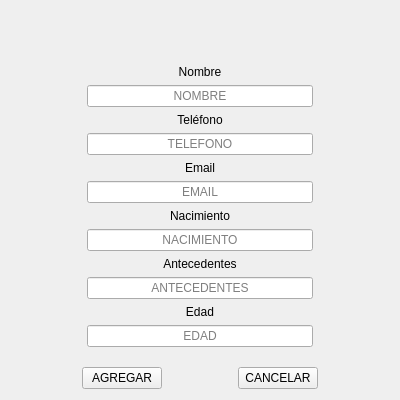
Qt form Agregar_Paciente.ui (Matapuercos666/OPTICA) before a commit.
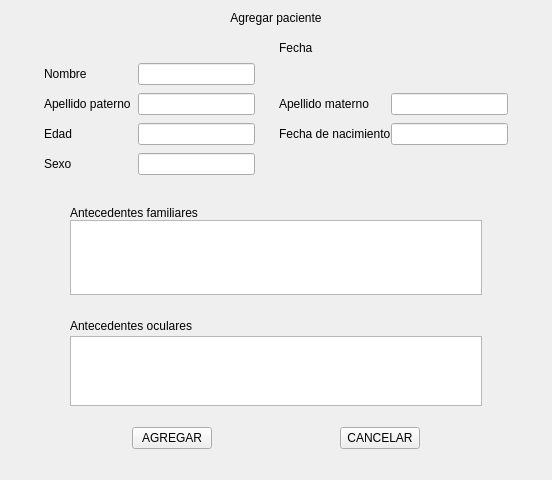
The same form after that commit. Icons and pictures are not drawn.

Commit message: se cambios widget agregar paciente

```diff
--- a/Agregar_Paciente.ui
+++ b/Agregar_Paciente.ui
@@ -6,113 +6,156 @@
    <rect>
     <x>0</x>
     <y>0</y>
-    <width>400</width>
-    <height>400</height>
+    <width>552</width>
+    <height>480</height>
    </rect>
   </property>
   <property name="windowTitle">
    <string>Dialog</string>
   </property>
-  <layout class="QGridLayout" name="gridLayout_6">
-   <item row="0" column="0">
-    <layout class="QGridLayout" name="gridLayout" rowstretch="0,0,0,0,0,0">
-     <item row="3" column="0">
-      <layout class="QGridLayout" name="gridLayout_3" columnstretch="1,3,1">
-       <item row="5" column="1">
-        <layout class="QGridLayout" name="gridLayout_13">
-         <item row="0" column="0">
-          <widget class="QLabel" name="label_8">
-           <property name="text">
-            <string>Edad</string>
-           </property>
-           <property name="alignment">
-            <set>Qt::AlignmentFlag::AlignCenter</set>
-           </property>
-          </widget>
-         </item>
-         <item row="1" column="0">
-          <widget class="QLineEdit" name="EDAD">
-           <property name="sizePolicy">
-            <sizepolicy hsizetype="Preferred" vsizetype="Preferred">
-             <horstretch>0</horstretch>
-             <verstretch>0</verstretch>
-            </sizepolicy>
-           </property>
-           <property name="alignment">
-            <set>Qt::AlignmentFlag::AlignCenter</set>
-           </property>
-           <property name="placeholderText">
-            <string>EDAD</string>
-           </property>
-          </widget>
-         </item>
-        </layout>
+  <layout class="QGridLayout" name="gridLayout_2">
+   <item row="2" column="0" colspan="2">
+    <layout class="QGridLayout" name="Botones" columnstretch="0,0,0,0,0">
+     <property name="topMargin">
+      <number>15</number>
+     </property>
+     <property name="bottomMargin">
+      <number>20</number>
+     </property>
+     <item row="1" column="1">
+      <widget class="QPushButton" name="AGREGAR">
+       <property name="contextMenuPolicy">
+        <enum>Qt::ContextMenuPolicy::DefaultContextMenu</enum>
+       </property>
+       <property name="text">
+        <string>AGREGAR</string>
+       </property>
+       <property name="autoDefault">
+        <bool>false</bool>
+       </property>
+      </widget>
+     </item>
+     <item row="1" column="3">
+      <widget class="QPushButton" name="CANCELAR">
+       <property name="text">
+        <string>CANCELAR</string>
+       </property>
+       <property name="autoDefault">
+        <bool>false</bool>
+       </property>
+      </widget>
+     </item>
+     <item row="1" column="2">
+      <spacer name="horizontalSpacer_3">
+       <property name="orientation">
+        <enum>Qt::Orientation::Horizontal</enum>
+       </property>
+       <property name="sizeHint" stdset="0">
+        <size>
+         <width>40</width>
+         <height>20</height>
+        </size>
+       </property>
+      </spacer>
+     </item>
+     <item row="1" column="0">
+      <spacer name="horizontalSpacer_5">
+       <property name="orientation">
+        <enum>Qt::Orientation::Horizontal</enum>
+       </property>
+       <property name="sizeHint" stdset="0">
+        <size>
+         <width>40</width>
+         <height>20</height>
+        </size>
+       </property>
+      </spacer>
+     </item>
+     <item row="1" column="4">
+      <spacer name="horizontalSpacer_4">
+       <property name="orientation">
+        <enum>Qt::Orientation::Horizontal</enum>
+       </property>
+       <property name="sizeHint" stdset="0">
+        <size>
+         <width>40</width>
+         <height>20</height>
+        </size>
+       </property>
+      </spacer>
+     </item>
+    </layout>
+   </item>
+   <item row="0" column="0" rowspan="2" colspan="2">
+    <layout class="QGridLayout" name="Info_gral">
+     <property name="rightMargin">
+      <number>0</number>
+     </property>
+     <property name="horizontalSpacing">
+      <number>60</number>
+     </property>
+     <item row="1" column="0">
+      <layout class="QGridLayout" name="gridLayout_10" columnstretch="1,4,5,1,4,5,1">
+       <property name="sizeConstraint">
+        <enum>QLayout::SizeConstraint::SetDefaultConstraint</enum>
+       </property>
+       <property name="leftMargin">
+        <number>10</number>
+       </property>
+       <property name="topMargin">
+        <number>10</number>
+       </property>
+       <property name="rightMargin">
+        <number>10</number>
+       </property>
+       <property name="bottomMargin">
+        <number>10</number>
+       </property>
+       <property name="verticalSpacing">
+        <number>8</number>
+       </property>
+       <item row="2" column="3">
+        <spacer name="horizontalSpacer_18">
+         <property name="orientation">
+          <enum>Qt::Orientation::Horizontal</enum>
+         </property>
+         <property name="sizeHint" stdset="0">
+          <size>
+           <width>40</width>
+           <height>20</height>
+          </size>
+         </property>
+        </spacer>
        </item>
        <item row="3" column="1">
-        <layout class="QGridLayout" name="gridLayout_11">
-         <item row="0" column="0">
-          <widget class="QLabel" name="label_6">
-           <property name="text">
-            <string>Nacimiento</string>
-           </property>
-           <property name="alignment">
-            <set>Qt::AlignmentFlag::AlignCenter</set>
-           </property>
-          </widget>
-         </item>
-         <item row="1" column="0">
-          <widget class="QLineEdit" name="NACIMIENTO">
-           <property name="sizePolicy">
-            <sizepolicy hsizetype="Preferred" vsizetype="Preferred">
-             <horstretch>0</horstretch>
-             <verstretch>0</verstretch>
-            </sizepolicy>
-           </property>
-           <property name="text">
-            <string/>
-           </property>
-           <property name="alignment">
-            <set>Qt::AlignmentFlag::AlignCenter</set>
-           </property>
-           <property name="placeholderText">
-            <string>NACIMIENTO</string>
-           </property>
-          </widget>
-         </item>
-        </layout>
+        <widget class="QLabel" name="label_5">
+         <property name="text">
+          <string>Apellido paterno</string>
+         </property>
+        </widget>
+       </item>
+       <item row="5" column="2">
+        <widget class="QLineEdit" name="lineEdit_18"/>
+       </item>
+       <item row="4" column="2">
+        <widget class="QLineEdit" name="lineEdit_17"/>
+       </item>
+       <item row="3" column="4">
+        <widget class="QLabel" name="label_4">
+         <property name="text">
+          <string>Apellido materno</string>
+         </property>
+        </widget>
        </item>
        <item row="4" column="1">
-        <layout class="QGridLayout" name="gridLayout_12">
-         <item row="0" column="0">
-          <widget class="QLabel" name="label_7">
-           <property name="text">
-            <string>Antecedentes</string>
-           </property>
-           <property name="alignment">
-            <set>Qt::AlignmentFlag::AlignCenter</set>
-           </property>
-          </widget>
-         </item>
-         <item row="1" column="0">
-          <widget class="QLineEdit" name="ANTECEDENTES">
-           <property name="sizePolicy">
-            <sizepolicy hsizetype="Preferred" vsizetype="Preferred">
-             <horstretch>0</horstretch>
-             <verstretch>0</verstretch>
-            </sizepolicy>
-           </property>
-           <property name="alignment">
-            <set>Qt::AlignmentFlag::AlignCenter</set>
-           </property>
-           <property name="placeholderText">
-            <string>ANTECEDENTES</string>
-           </property>
-          </widget>
-         </item>
-        </layout>
+        <widget class="QLabel" name="label_3">
+         <property name="text">
+          <string>Edad</string>
+         </property>
+        </widget>
        </item>
-       <item row="0" column="2">
-        <spacer name="horizontalSpacer_2">
+       <item row="2" column="0">
+        <spacer name="horizontalSpacer_19">
          <property name="orientation">
           <enum>Qt::Orientation::Horizontal</enum>
          </property>
@@ -124,244 +167,186 @@
          </property>
         </spacer>
        </item>
-       <item row="0" column="1">
-        <layout class="QGridLayout" name="gridLayout_7">
-         <item row="2" column="1">
-          <widget class="QLineEdit" name="NOMBRE">
-           <property name="sizePolicy">
-            <sizepolicy hsizetype="Preferred" vsizetype="Preferred">
-             <horstretch>0</horstretch>
-             <verstretch>0</verstretch>
-            </sizepolicy>
-           </property>
-           <property name="inputMethodHints">
-            <set>Qt::InputMethodHint::ImhHiddenText|Qt::InputMethodHint::ImhNoAutoUppercase|Qt::InputMethodHint::ImhNoPredictiveText|Qt::InputMethodHint::ImhSensitiveData</set>
-           </property>
-           <property name="alignment">
-            <set>Qt::AlignmentFlag::AlignCenter</set>
-           </property>
-           <property name="placeholderText">
-            <string>NOMBRE</string>
-           </property>
-          </widget>
-         </item>
-         <item row="1" column="1">
-          <widget class="QLabel" name="label_3">
-           <property name="text">
-            <string>Nombre</string>
-           </property>
-           <property name="alignment">
-            <set>Qt::AlignmentFlag::AlignCenter</set>
-           </property>
-          </widget>
-         </item>
-        </layout>
+       <item row="3" column="2">
+        <widget class="QLineEdit" name="lineEdit_16"/>
        </item>
-       <item row="0" column="0">
-        <spacer name="horizontalSpacer">
-         <property name="orientation">
-          <enum>Qt::Orientation::Horizontal</enum>
-         </property>
-         <property name="sizeHint" stdset="0">
-          <size>
-           <width>40</width>
-           <height>20</height>
-          </size>
-         </property>
-        </spacer>
+       <item row="3" column="5">
+        <widget class="QLineEdit" name="lineEdit_19"/>
        </item>
-       <item row="1" column="1">
-        <layout class="QGridLayout" name="gridLayout_4">
-         <item row="1" column="1">
-          <widget class="QLineEdit" name="TELEFONO">
-           <property name="inputMethodHints">
-            <set>Qt::InputMethodHint::ImhHiddenText|Qt::InputMethodHint::ImhNoAutoUppercase|Qt::InputMethodHint::ImhNoPredictiveText|Qt::InputMethodHint::ImhSensitiveData</set>
-           </property>
-           <property name="alignment">
-            <set>Qt::AlignmentFlag::AlignCenter</set>
-           </property>
-           <property name="placeholderText">
-            <string>TELEFONO</string>
-           </property>
-          </widget>
-         </item>
-         <item row="0" column="1">
-          <widget class="QLabel" name="label_4">
-           <property name="text">
-            <string>Teléfono</string>
-           </property>
-           <property name="alignment">
-            <set>Qt::AlignmentFlag::AlignCenter</set>
-           </property>
-          </widget>
-         </item>
-        </layout>
+       <item row="1" column="4">
+        <widget class="QLabel" name="label_7">
+         <property name="text">
+          <string>Fecha</string>
+         </property>
+        </widget>
        </item>
        <item row="2" column="1">
-        <layout class="QGridLayout" name="gridLayout_8">
-         <item row="1" column="1">
-          <widget class="QLabel" name="label_5">
-           <property name="text">
-            <string>Email</string>
-           </property>
-           <property name="alignment">
-            <set>Qt::AlignmentFlag::AlignCenter</set>
-           </property>
-          </widget>
-         </item>
-         <item row="2" column="1">
-          <widget class="QLineEdit" name="EMAIL">
-           <property name="sizePolicy">
-            <sizepolicy hsizetype="Preferred" vsizetype="Preferred">
-             <horstretch>0</horstretch>
-             <verstretch>0</verstretch>
-            </sizepolicy>
-           </property>
-           <property name="inputMethodHints">
-            <set>Qt::InputMethodHint::ImhHiddenText|Qt::InputMethodHint::ImhNoAutoUppercase|Qt::InputMethodHint::ImhNoPredictiveText|Qt::InputMethodHint::ImhSensitiveData</set>
-           </property>
-           <property name="text">
-            <string/>
-           </property>
-           <property name="alignment">
-            <set>Qt::AlignmentFlag::AlignCenter</set>
-           </property>
-           <property name="placeholderText">
-            <string>EMAIL</string>
-           </property>
-          </widget>
-         </item>
-        </layout>
-       </item>
-      </layout>
-     </item>
-     <item row="4" column="0">
-      <spacer name="verticalSpacer">
-       <property name="orientation">
-        <enum>Qt::Orientation::Vertical</enum>
-       </property>
-       <property name="sizeHint" stdset="0">
-        <size>
-         <width>20</width>
-         <height>40</height>
-        </size>
-       </property>
-      </spacer>
-     </item>
-     <item row="5" column="0">
-      <layout class="QGridLayout" name="gridLayout_2" columnstretch="0,0,0,0,0">
-       <item row="0" column="1">
-        <widget class="QPushButton" name="AGREGAR">
-         <property name="contextMenuPolicy">
-          <enum>Qt::ContextMenuPolicy::DefaultContextMenu</enum>
-         </property>
-         <property name="text">
-          <string>AGREGAR</string>
-         </property>
-         <property name="autoDefault">
-          <bool>false</bool>
-         </property>
-        </widget>
-       </item>
-       <item row="0" column="3">
-        <widget class="QPushButton" name="CANCELAR">
-         <property name="text">
-          <string>CANCELAR</string>
-         </property>
-         <property name="autoDefault">
-          <bool>false</bool>
-         </property>
-        </widget>
-       </item>
-       <item row="0" column="0">
-        <spacer name="horizontalSpacer_5">
-         <property name="orientation">
-          <enum>Qt::Orientation::Horizontal</enum>
-         </property>
-         <property name="sizeHint" stdset="0">
-          <size>
-           <width>40</width>
-           <height>20</height>
-          </size>
-         </property>
-        </spacer>
-       </item>
-       <item row="0" column="4">
-        <spacer name="horizontalSpacer_4">
-         <property name="orientation">
-          <enum>Qt::Orientation::Horizontal</enum>
-         </property>
-         <property name="sizeHint" stdset="0">
-          <size>
-           <width>40</width>
-           <height>20</height>
-          </size>
-         </property>
-        </spacer>
-       </item>
-       <item row="0" column="2">
-        <spacer name="horizontalSpacer_3">
-         <property name="orientation">
-          <enum>Qt::Orientation::Horizontal</enum>
-         </property>
-         <property name="sizeHint" stdset="0">
-          <size>
-           <width>40</width>
-           <height>20</height>
-          </size>
-         </property>
-        </spacer>
-       </item>
-      </layout>
-     </item>
-     <item row="1" column="0">
-      <layout class="QGridLayout" name="gridLayout_5">
-       <item row="0" column="0">
-        <widget class="QLabel" name="label">
-         <property name="sizePolicy">
-          <sizepolicy hsizetype="Preferred" vsizetype="Preferred">
-           <horstretch>0</horstretch>
-           <verstretch>0</verstretch>
-          </sizepolicy>
-         </property>
-         <property name="maximumSize">
-          <size>
-           <width>50</width>
-           <height>50</height>
-          </size>
-         </property>
-         <property name="text">
-          <string/>
-         </property>
-         <property name="pixmap">
-          <pixmap resource="RECURSOS.qrc">:/IMAGENES/IMAGENES/LOGOS/Logo con fondo gris.png</pixmap>
-         </property>
-         <property name="scaledContents">
+        <widget class="QLabel" name="label_6">
+         <property name="enabled">
           <bool>true</bool>
          </property>
+         <property name="text">
+          <string>Nombre</string>
+         </property>
         </widget>
        </item>
-       <item row="1" column="0">
+       <item row="5" column="1">
+        <widget class="QLabel" name="label_26">
+         <property name="text">
+          <string>Sexo</string>
+         </property>
+        </widget>
+       </item>
+       <item row="4" column="5">
+        <widget class="QLineEdit" name="lineEdit_20"/>
+       </item>
+       <item row="4" column="4">
         <widget class="QLabel" name="label_2">
          <property name="text">
-          <string/>
+          <string>Fecha de nacimiento</string>
          </property>
         </widget>
+       </item>
+       <item row="2" column="2">
+        <widget class="QLineEdit" name="lineEdit_15">
+         <property name="alignment">
+          <set>Qt::AlignmentFlag::AlignLeading|Qt::AlignmentFlag::AlignLeft|Qt::AlignmentFlag::AlignVCenter</set>
+         </property>
+        </widget>
+       </item>
+       <item row="2" column="6">
+        <spacer name="horizontalSpacer_21">
+         <property name="orientation">
+          <enum>Qt::Orientation::Horizontal</enum>
+         </property>
+         <property name="sizeHint" stdset="0">
+          <size>
+           <width>40</width>
+           <height>20</height>
+          </size>
+         </property>
+        </spacer>
+       </item>
+      </layout>
+     </item>
+     <item row="3" column="0">
+      <layout class="QGridLayout" name="gridLayout_11" rowstretch="1,5" columnstretch="1,7,1">
+       <property name="topMargin">
+        <number>15</number>
+       </property>
+       <item row="1" column="1">
+        <widget class="QTextEdit" name="textEdit">
+         <property name="verticalScrollBarPolicy">
+          <enum>Qt::ScrollBarPolicy::ScrollBarAlwaysOff</enum>
+         </property>
+         <property name="horizontalScrollBarPolicy">
+          <enum>Qt::ScrollBarPolicy::ScrollBarAlwaysOff</enum>
+         </property>
+         <property name="sizeAdjustPolicy">
+          <enum>QAbstractScrollArea::SizeAdjustPolicy::AdjustToContentsOnFirstShow</enum>
+         </property>
+         <property name="tabStopDistance">
+          <double>1.000000000000000</double>
+         </property>
+        </widget>
+       </item>
+       <item row="1" column="0">
+        <spacer name="horizontalSpacer_6">
+         <property name="orientation">
+          <enum>Qt::Orientation::Horizontal</enum>
+         </property>
+         <property name="sizeHint" stdset="0">
+          <size>
+           <width>40</width>
+           <height>20</height>
+          </size>
+         </property>
+        </spacer>
+       </item>
+       <item row="0" column="1">
+        <widget class="QLabel" name="label_8">
+         <property name="text">
+          <string>Antecedentes oculares</string>
+         </property>
+        </widget>
+       </item>
+       <item row="0" column="2">
+        <spacer name="horizontalSpacer_7">
+         <property name="orientation">
+          <enum>Qt::Orientation::Horizontal</enum>
+         </property>
+         <property name="sizeHint" stdset="0">
+          <size>
+           <width>40</width>
+           <height>20</height>
+          </size>
+         </property>
+        </spacer>
        </item>
       </layout>
      </item>
      <item row="2" column="0">
-      <spacer name="verticalSpacer_2">
-       <property name="orientation">
-        <enum>Qt::Orientation::Vertical</enum>
+      <layout class="QGridLayout" name="gridLayout_12" columnstretch="1,7,1">
+       <property name="topMargin">
+        <number>15</number>
        </property>
-       <property name="sizeHint" stdset="0">
-        <size>
-         <width>20</width>
-         <height>40</height>
-        </size>
+       <item row="1" column="0">
+        <spacer name="horizontalSpacer">
+         <property name="orientation">
+          <enum>Qt::Orientation::Horizontal</enum>
+         </property>
+         <property name="sizeHint" stdset="0">
+          <size>
+           <width>40</width>
+           <height>20</height>
+          </size>
+         </property>
+        </spacer>
+       </item>
+       <item row="0" column="1">
+        <widget class="QLabel" name="label_9">
+         <property name="text">
+          <string>Antecedentes familiares</string>
+         </property>
+        </widget>
+       </item>
+       <item row="1" column="1">
+        <widget class="QTextEdit" name="textEdit_2">
+         <property name="verticalScrollBarPolicy">
+          <enum>Qt::ScrollBarPolicy::ScrollBarAlwaysOff</enum>
+         </property>
+         <property name="horizontalScrollBarPolicy">
+          <enum>Qt::ScrollBarPolicy::ScrollBarAlwaysOff</enum>
+         </property>
+         <property name="sizeAdjustPolicy">
+          <enum>QAbstractScrollArea::SizeAdjustPolicy::AdjustToContentsOnFirstShow</enum>
+         </property>
+        </widget>
+       </item>
+       <item row="1" column="2">
+        <spacer name="horizontalSpacer_2">
+         <property name="orientation">
+          <enum>Qt::Orientation::Horizontal</enum>
+         </property>
+         <property name="sizeHint" stdset="0">
+          <size>
+           <width>40</width>
+           <height>20</height>
+          </size>
+         </property>
+        </spacer>
+       </item>
+      </layout>
+     </item>
+     <item row="0" column="0">
+      <widget class="QLabel" name="label">
+       <property name="text">
+        <string>Agregar paciente</string>
        </property>
-      </spacer>
+       <property name="alignment">
+        <set>Qt::AlignmentFlag::AlignCenter</set>
+       </property>
+      </widget>
      </item>
     </layout>
    </item>
```
Left out of the diff: 16 changed lines with no effect on the pictures. The commit also changes 12 other files.
